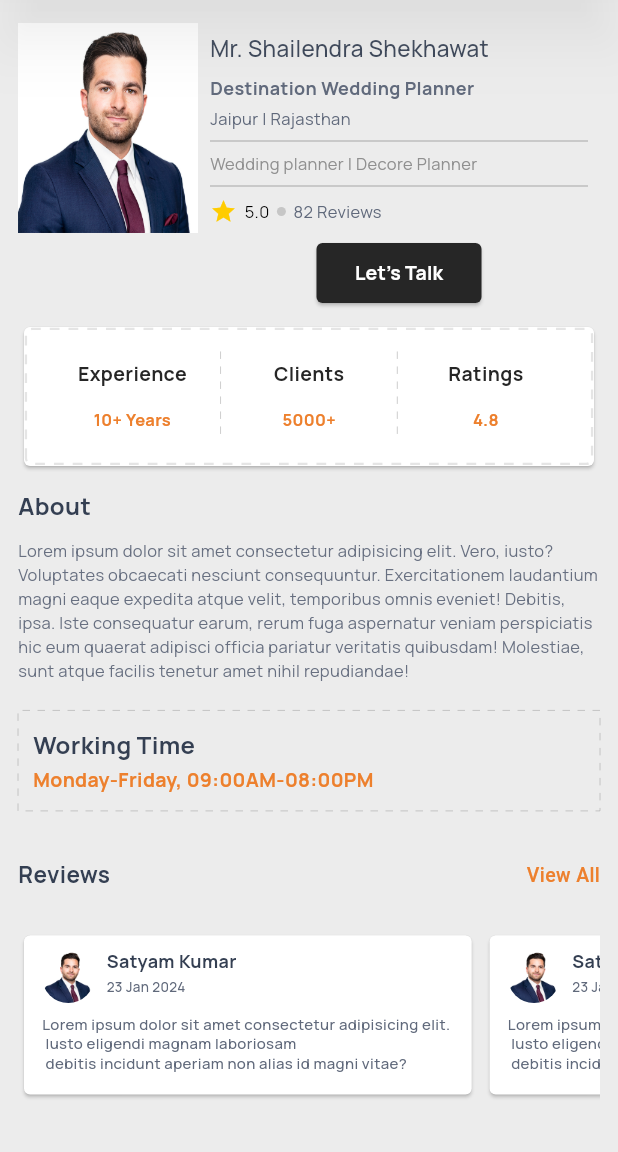
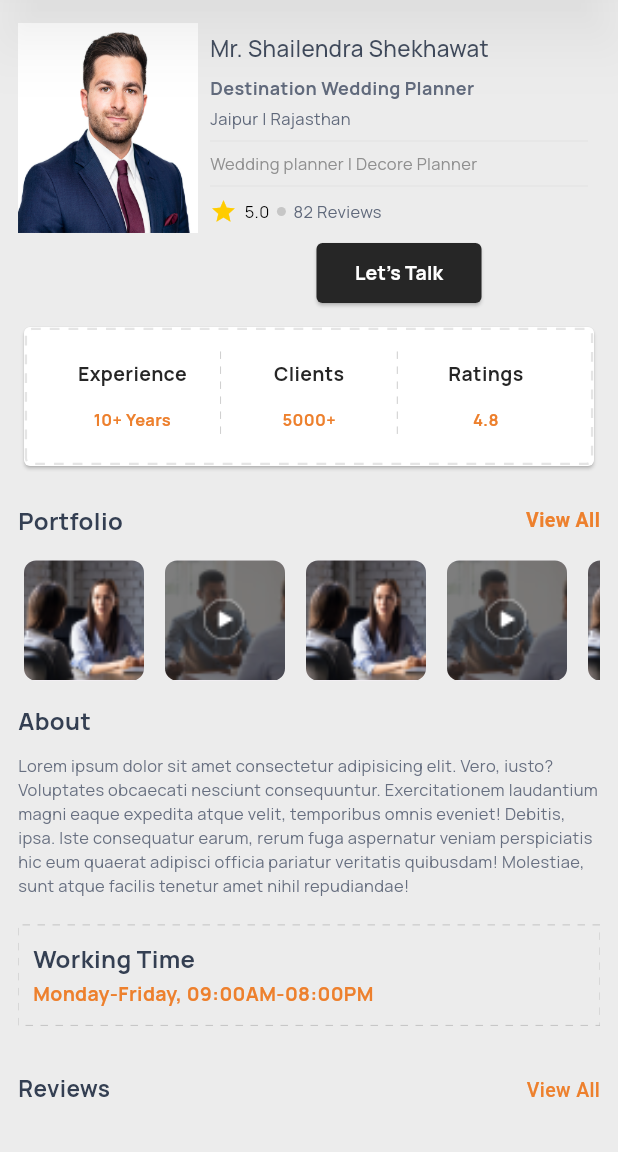
Before and after one commit to divyamittal-1712/user, a Flutter app: the ConsultantDetailPage screen opened by its route, on a phone screen of 412 x 824 dp, the part 84-1236 px from its top. Run offline on Flutter 3.47's test engine with Material 3 defaults, Android fonts, the phone set to English and light mode, and no system bars; drawn by our look-alikes of dotted_border, loader_overlay; our stand-ins replace cached_network_image, carousel_slider, dotted_decoration, flutter_native_splash, flutter_rating_bar, flutter_spinkit and 7 more; missing offline and left inert: dart:ffi; accounts and stored records are empty; Roboto replaces fonts that are missing (Rubik).

Commit message:
portfoilia dd nilesh

```diff
--- a/lib/screens/home/bottom_navigation/consultant/views/consultant_detail_page.dart
+++ b/lib/screens/home/bottom_navigation/consultant/views/consultant_detail_page.dart
@@ -18,6 +18,19 @@ class ConsultantDetailPage extends StatelessWidget {
 
   @override
   Widget build(BuildContext context) {
+
+    final List<String> _imageUrls = [
+      'assets/images/portfolio_one.png',
+      'assets/images/portfolio_two.png',
+      'assets/images/portfolio_one.png',
+      'assets/images/portfolio_two.png',
+      'assets/images/portfolio_one.png',
+      'assets/images/portfolio_two.png',
+      'assets/images/portfolio_one.png',
+      'assets/images/portfolio_two.png',
+    ];
+
+
     return Scaffold(
       backgroundColor: AppColor.lightGray,
       appBar: MyAppBar(
@@ -81,7 +94,7 @@ class ConsultantDetailPage extends StatelessWidget {
                             maxLine: 1,
                           ),
                           Divider(
-                            color: AppColor.darkGreyColor,
+                            color: AppColor.borderLightGreyColor,
                             thickness: 0.5, // Adjust thickness as needed
                           ),
                           NormalText(
@@ -94,7 +107,7 @@ class ConsultantDetailPage extends StatelessWidget {
                             maxLine: 1,
                           ),
                           Divider(
-                            color: AppColor.darkGreyColor,
+                            color: AppColor.borderLightGreyColor,
                             thickness: 0.5, // Adjust thickness as needed
                           ),
                           Row(
@@ -287,6 +300,56 @@ class ConsultantDetailPage extends StatelessWidget {
                   ),
                 ),
               ),
+              const SizedBox(
+                height: 22,
+              ),
+              Row(
+                mainAxisAlignment: MainAxisAlignment.spaceBetween,
+                children: [
+                  NormalText(
+                    text: "Portfolio",
+                    size: 16,
+                    fontWeight: FontWeight.w700,
+                    color: AppColor.textblack,
+                  ),
+                  NormalText(
+                    text: "View All",
+                    size: 13,
+                    fontWeight: FontWeight.w700,
+                    color: AppColor.consultOrange,
+                    fontFamily: FontFamily.Rubik,
+                  ),
+                ],
+              ),
+              SizedBox(
+                height: 100,
+                width: double.infinity,
+                child: ListView.builder(
+                    physics: ScrollPhysics(),
+                    scrollDirection: Axis.horizontal,
+                    itemCount: _imageUrls.length,
+                    padding: EdgeInsets.zero,
+                    itemBuilder: (BuildContext context, int index) {
+                      return Padding(
+                        padding: const EdgeInsets.only(top: 12.0,left: 0,right: 6),
+                        child: Card(
+                          elevation: 0.0,
+                          shape: RoundedRectangleBorder(
+                            borderRadius: BorderRadius.circular(8.0),
+                          ),
+                          child: ClipRRect(
+                            borderRadius: BorderRadius.circular(8.0),
+                            child: Image.asset(
+                              _imageUrls[index],
+                              fit: BoxFit.cover,
+                              width: 80,
+                              height: 60,
+                            ),
+                          ),
+                        ),
+                      );
+                    }),
+              ),
               Padding(
                 padding: const EdgeInsets.symmetric(vertical: 12.0),
                 child: Align(
@@ -467,4 +530,5 @@ class ConsultantDetailPage extends StatelessWidget {
       ),
     );
   }
+
 }
```
Also changed, not shown: assets/images/portfolio_one.png (added), assets/images/portfolio_two.png (added).
